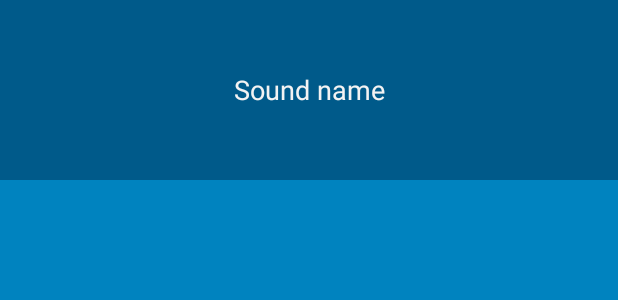
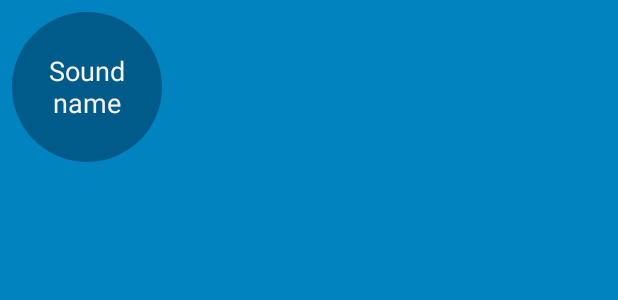
Before and after one commit to yihanseattle/Android-Practice, an Android app: the layout list_item_sound.xml on its own in the app's theme, with its tools: preview values and no code run, on a phone screen of 412 x 824 dp. Shown: the top 300 px of the screen. Run offline under Robolectric (Android 15) with nearby library versions, the phone set to English and light mode, and no system bars.

Commit message:
Complete: Chapter 21

```diff
--- /dev/null
+++ b/BeatBox/app/src/main/res/drawable/button_beat_box.xml
@@ -0,0 +1,6 @@
+<selector xmlns:android="http://schemas.android.com/apk/res/android"
+    >
+    <item android:drawable="@drawable/button_beat_box_pressed"
+          android:state_pressed="true"/>
+    <item android:drawable="@drawable/button_beat_box_normal" />
+</selector>
--- /dev/null
+++ b/BeatBox/app/src/main/res/drawable/button_beat_box_normal.xml
@@ -0,0 +1,8 @@
+<shape xmlns:android="http://schemas.android.com/apk/res/android"
+    android:shape="oval">
+
+    <solid
+        android:color="@color/dark_blue"
+        >
+    </solid>
+</shape>
--- /dev/null
+++ b/BeatBox/app/src/main/res/drawable/button_beat_box_pressed.xml
@@ -0,0 +1,20 @@
+<layer-list xmlns:android="http://schemas.android.com/apk/res/android">
+
+    <item>
+        <shape
+            android:shape="oval">
+            <solid android:color="@color/red"/>
+        </shape>
+    </item>
+
+    <item>
+        <shape
+            android:shape="oval">
+            <stroke
+                android:width="4dp"
+                android:color="@color/dark_red"/>
+        </shape>
+    </item>
+
+
+</layer-list>
--- a/BeatBox/app/src/main/res/layout/list_item_sound.xml
+++ b/BeatBox/app/src/main/res/layout/list_item_sound.xml
@@ -1,9 +1,23 @@
 <?xml version="1.0" encoding="utf-8"?>
-<Button
-    android:id="@+id/list_item_sound_button"
+<!-- Your recycler view will always show three columns, no matter what the screen size is. -->
+<!-- If there is extra room, the recycler view will stretch those columns to fit the device.-->
+<!-- You do not want the recycler view to stretch your buttons, so you wrapped your buttons in a frame layout.-->
+<!-- The frame layout will be stretched and the buttons will not. -->
+<FrameLayout
     xmlns:android="http://schemas.android.com/apk/res/android"
     xmlns:tools="http://schemas.android.com/tools"
-    android:layout_width="match_parent"
-    android:layout_height="120dp"
-    tools:text="Sound name"
-    />
+    android:layout_width="wrap_content"
+    android:layout_height="wrap_content"
+    android:layout_margin="8dp"
+    >
+
+    <Button
+        android:id="@+id/list_item_sound_button"
+        android:layout_width="100dp"
+        android:layout_height="100dp"
+        android:layout_gravity="center"
+        tools:text="Sound name"
+        />
+
+
+</FrameLayout>
--- a/BeatBox/app/src/main/res/values/styles.xml
+++ b/BeatBox/app/src/main/res/values/styles.xml
@@ -8,12 +8,12 @@
         <item name="colorAccent">@color/gray</item>
         <!-- override background color -->
         <item name="android:colorBackground">@color/soothing_blue</item>
-        <!-- override button sytle -->
+        <!-- override button style -->
         <item name="android:buttonStyle">@style/BeatBoxButton</item>
     </style>
 
     <style name="BeatBoxButton" parent="android:style/Widget.Holo.Button">
-        <item name="android:background">@color/dark_blue</item>
+        <item name="android:background">@drawable/button_beat_box</item>
     </style>
 
 
```
